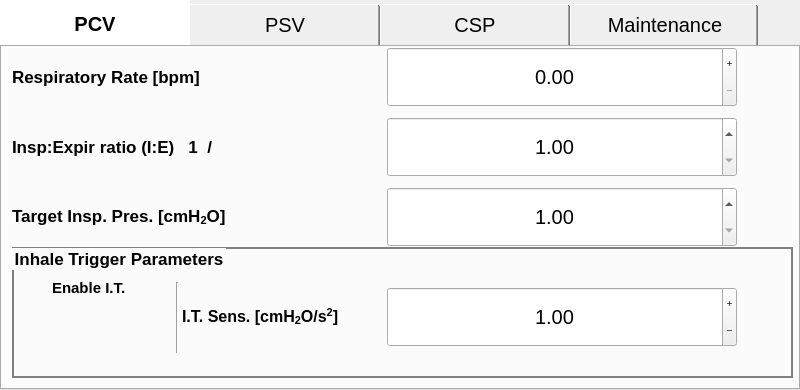
Before: the Qt Designer form gui/settings/settings.ui in MariuszSuchenek/MVM_GUI_test2, drawn with Qt 5.
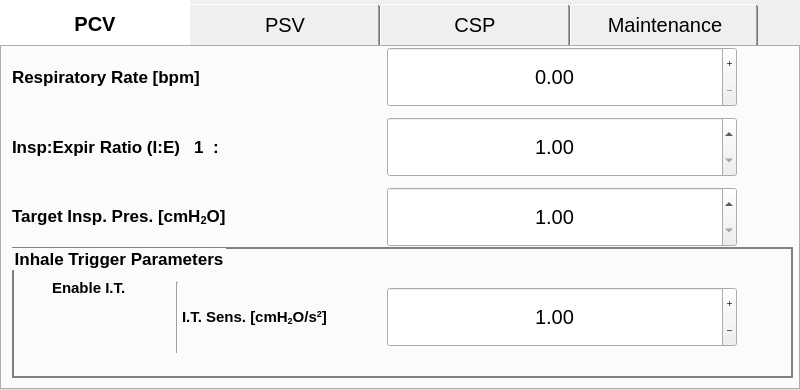
After: the same form once the commit is applied. Icons and pictures are not drawn. Custom widgets are drawn as their Qt base class.

Commit message:
unit corrected in PSV ITsensitivity
font reduced for one ]

```diff
--- a/gui/settings/settings.ui
+++ b/gui/settings/settings.ui
@@ -159,7 +159,7 @@
          </font>
         </property>
         <property name="text">
-         <string>Insp:Expir ratio (I:E)   1  /</string>
+         <string>Insp:Expir Ratio (I:E)   1  :</string>
         </property>
        </widget>
        <widget class="QDoubleSpinBox" name="spinBox_rr">
@@ -686,7 +686,7 @@
          <property name="font">
           <font>
            <family>Cantarell</family>
-           <pointsize>12</pointsize>
+           <pointsize>11</pointsize>
            <weight>75</weight>
            <bold>true</bold>
           </font>
```
Left out of the diff: 2 changed lines with no effect on the pictures.
